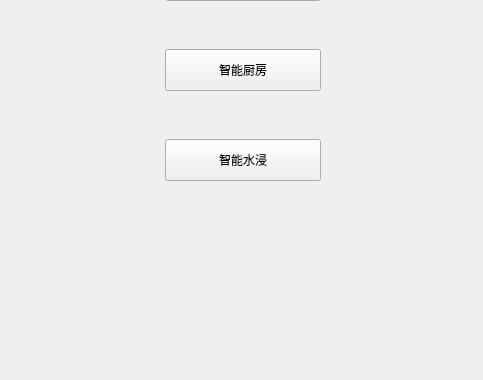
The window that Windows/mainWindow.ui (w3903771/Home) describes before a commit, drawn with Qt 5; both pictures show x 0 to 483 and y 302 to 682 of the 954 by 682 pixel window.
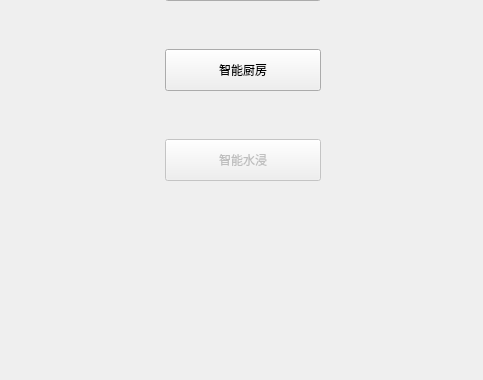
The same window after the commit. Icons and pictures are not drawn.

The edit to the form file:
```diff
--- a/Windows/mainWindow.ui
+++ b/Windows/mainWindow.ui
@@ -166,6 +166,9 @@
       </item>
       <item>
        <widget class="QPushButton" name="waterButton">
+              <property name="enabled">
+                  <bool>false</bool>
+              </property>
         <property name="sizePolicy">
          <sizepolicy hsizetype="Expanding" vsizetype="Expanding">
           <horstretch>0</horstretch>
```
Left out of the diff: 4 changed lines with no effect on the pictures. Lines whose indentation alone changed are shown as unchanged.
